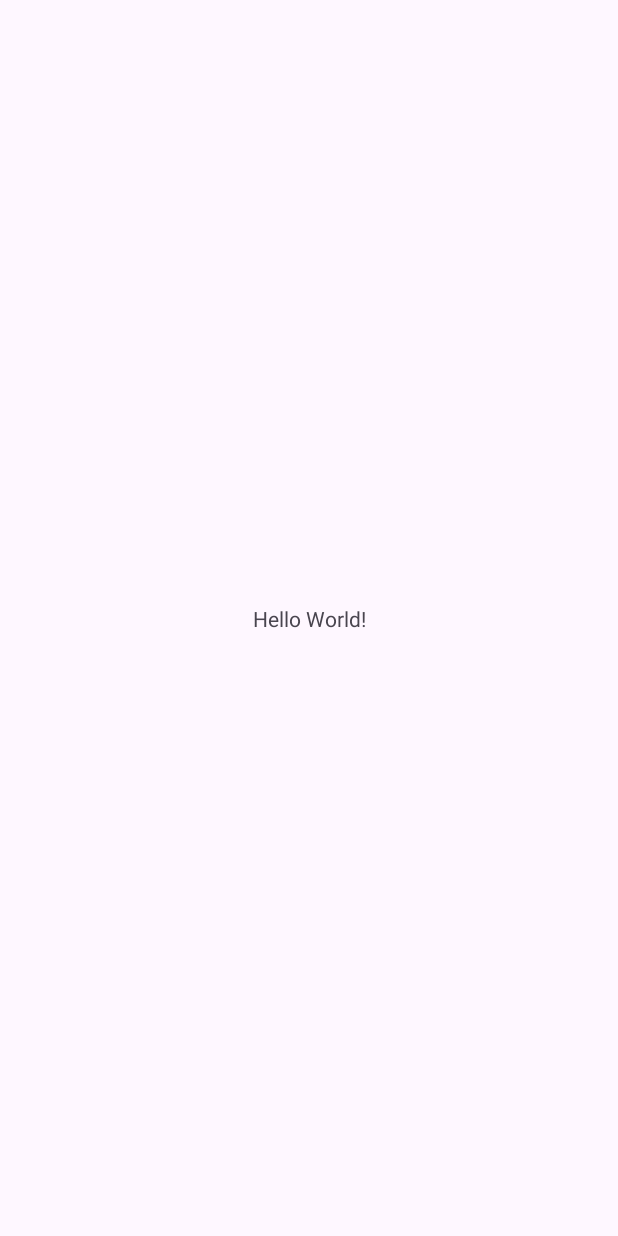
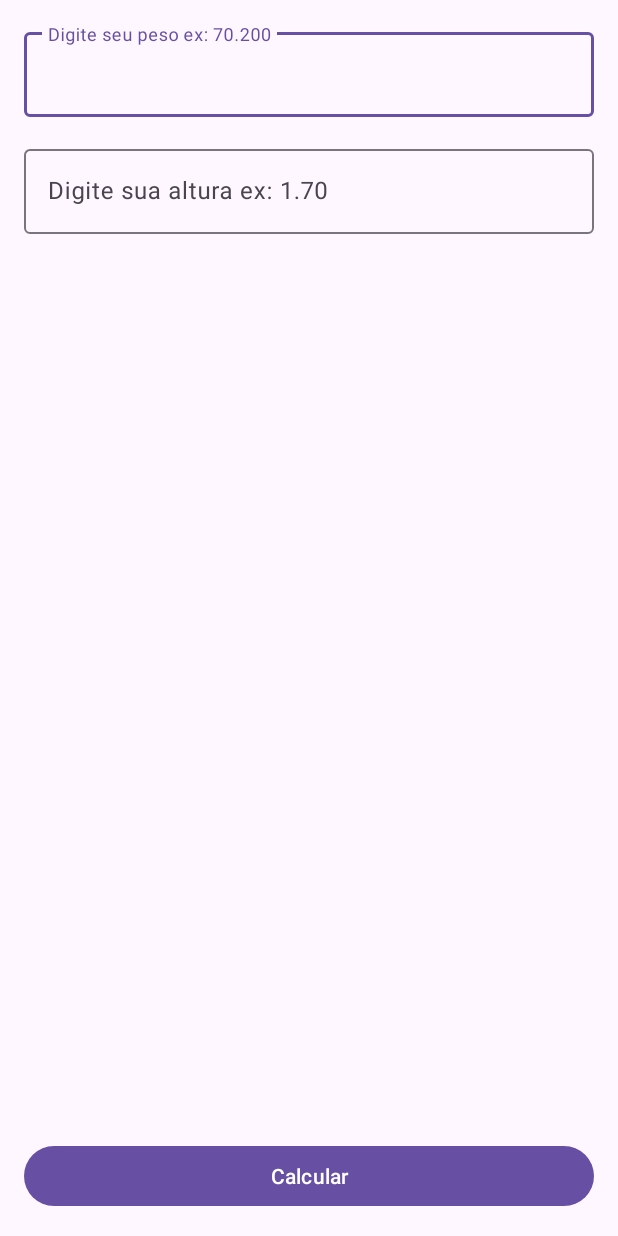
Before and after one commit to andrefpb0403/CalculadoraIMC, an Android app: the screen it shows after launch (MainActivity), on a phone screen of 412 x 824 dp. Before the commit the screen is almost empty. Run offline under Robolectric (Android 15) with nearby library versions, the phone set to English and light mode, and no system bars.

Commit message:
Tela inicial edittext

```diff
--- a/app/src/main/java/com/comunidadedevspace/imc/MainActivity.kt
+++ b/app/src/main/java/com/comunidadedevspace/imc/MainActivity.kt
@@ -1,11 +1,31 @@
 package com.comunidadedevspace.imc
 
+import android.annotation.SuppressLint
 import androidx.appcompat.app.AppCompatActivity
 import android.os.Bundle
+import android.widget.Button
+import android.widget.EditText
+import com.google.android.material.textfield.TextInputEditText
 
 class MainActivity : AppCompatActivity() {
     override fun onCreate(savedInstanceState: Bundle?) {
         super.onCreate(savedInstanceState)
         setContentView(R.layout.activity_main)
+
+
+        // Recuperar os componentes EditText
+        //Criar uma variável e associar o componente TextInputEditText
+        //Recuperar botao
+
+        val peso = findViewById<TextInputEditText>(R.id.edt_peso)
+        val altura = findViewById<TextInputEditText>(R.id.edt_altura)
+        val calcular = findViewById<Button>(R.id.btn_calcular)
+
+        calcular.setOnClickListener {
+            val peso = peso.text
+            val altura = altura.text
+
+            println("Seu peso e sua altura são: $peso e $altura")
+        }
     }
 }
--- a/app/src/main/res/layout/activity_main.xml
+++ b/app/src/main/res/layout/activity_main.xml
@@ -6,13 +6,55 @@
     android:layout_height="match_parent"
     tools:context=".MainActivity">
 
-    <TextView
-        android:layout_width="wrap_content"
+    <Button
+        android:id="@+id/btn_calcular"
+        android:layout_width="match_parent"
         android:layout_height="wrap_content"
-        android:text="Hello World!"
+        android:layout_marginStart="16dp"
+        android:layout_marginEnd="16dp"
+        android:layout_marginBottom="16dp"
+        android:text="Calcular"
         app:layout_constraintBottom_toBottomOf="parent"
         app:layout_constraintEnd_toEndOf="parent"
+        app:layout_constraintHorizontal_bias="0.5"
+        app:layout_constraintStart_toStartOf="parent" />
+
+    <com.google.android.material.textfield.TextInputLayout
+        android:id="@+id/textInputLayout"
+        android:layout_width="match_parent"
+        android:layout_height="wrap_content"
+        android:layout_marginStart="16dp"
+        android:layout_marginTop="16dp"
+        android:layout_marginEnd="16dp"
+        app:layout_constraintEnd_toEndOf="parent"
+        app:layout_constraintHorizontal_bias="0.5"
         app:layout_constraintStart_toStartOf="parent"
-        app:layout_constraintTop_toTopOf="parent" />
+        app:layout_constraintTop_toTopOf="parent">
 
+        <com.google.android.material.textfield.TextInputEditText
+            android:id="@+id/edt_peso"
+            android:layout_width="match_parent"
+            android:layout_height="wrap_content"
+            android:hint="Digite seu peso ex: 70.200"
+            android:inputType="numberDecimal" />
+    </com.google.android.material.textfield.TextInputLayout>
+
+    <com.google.android.material.textfield.TextInputLayout
+        android:layout_width="match_parent"
+        android:layout_height="wrap_content"
+        android:layout_marginStart="16dp"
+        android:layout_marginTop="16dp"
+        android:layout_marginEnd="16dp"
+        app:layout_constraintEnd_toEndOf="parent"
+        app:layout_constraintHorizontal_bias="0.5"
+        app:layout_constraintStart_toStartOf="parent"
+        app:layout_constraintTop_toBottomOf="@+id/textInputLayout">
+
+        <com.google.android.material.textfield.TextInputEditText
+            android:id="@+id/edt_altura"
+            android:layout_width="match_parent"
+            android:layout_height="wrap_content"
+            android:hint="Digite sua altura ex: 1.70"
+            android:inputType="numberDecimal" />
+    </com.google.android.material.textfield.TextInputLayout>
 </androidx.constraintlayout.widget.ConstraintLayout>
```
